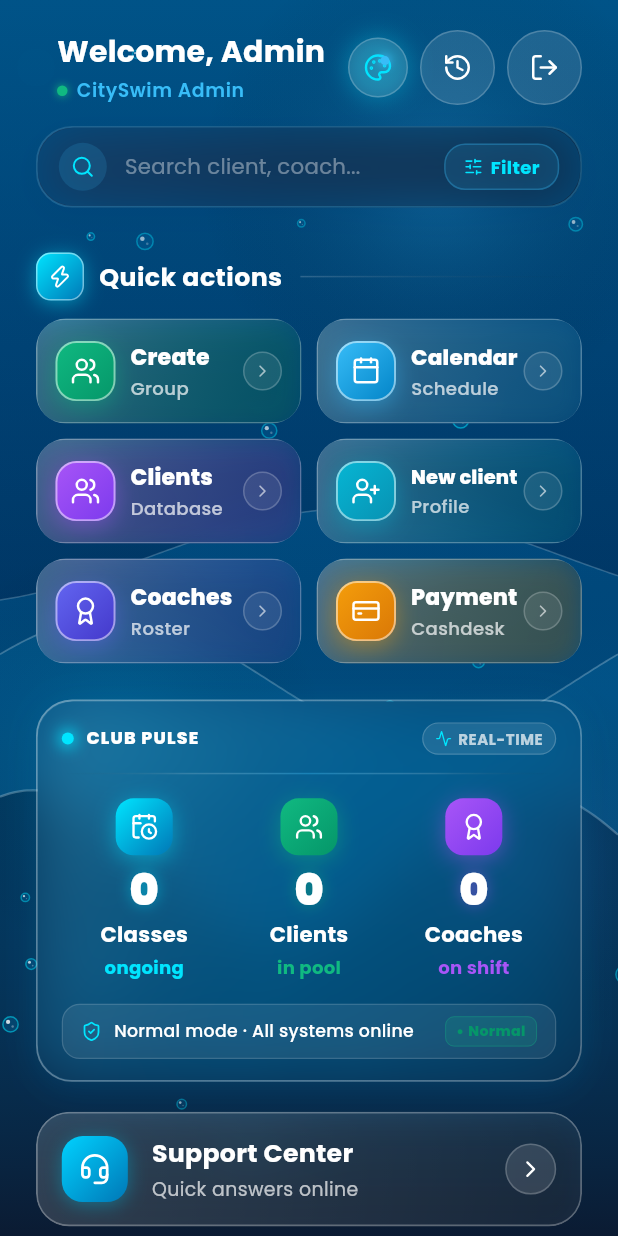
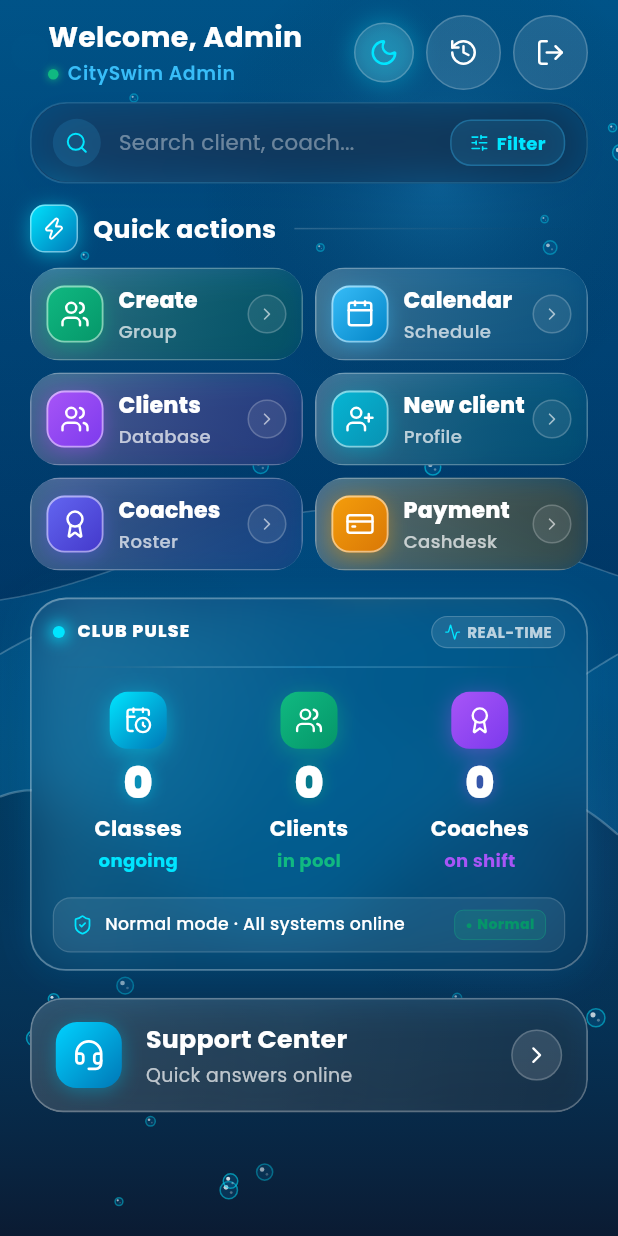
Before and after one commit to Lexor-UA/School, a Flutter app: the AdminMain screen opened by its route, on a phone screen of 412 x 824 dp. Run offline on Flutter 3.47's test engine with Material 3 defaults, Android fonts, the phone set to English and light mode, and no system bars; drawn by our look-alikes of flutter_animate; our stand-ins replace cloud_firestore, easy_localization, firebase_auth, firebase_core, flutter_riverpod, freezed_annotation and 10 more; missing offline and left inert: mobile_scanner; accounts and stored records are empty; generated files the repository leaves out were written again.

Commit message:
feat: switch to 2 oceanic themes, one-tap toggle button, relax bubble speed, and fix mobile bottom clipping (v1.0.0+67)

```diff
--- a/lib/core/theme/app_theme_provider.dart
+++ b/lib/core/theme/app_theme_provider.dart
@@ -185,7 +185,7 @@ class AppThemeConfig {
   // Preset 1: Deep Ocean Dark (The Standard Dark)
   static final AppThemeConfig darkOcean = AppThemeConfig(
     id: AppThemeMode.darkOcean,
-    title: 'Океанська ніч',
+    title: 'Океанічна ніч',
     subtitle: 'Фірмова темна тема з неоновими океанічними акцентами',
     badgeText: 'Темна',
     titleKey: 'theme_dark_ocean_title',
@@ -247,10 +247,10 @@ class AppThemeConfig {
     id: AppThemeMode.lightAzure,
     title: 'Океанічна Перлина',
     subtitle: 'Розкішний світлий дизайн з ефектом скла та живою водою.',
-    badgeText: 'Premium',
+    badgeText: 'Світла',
     titleKey: 'theme_light_pearl_title',
     subKey: 'theme_light_pearl_sub',
-    badgeKey: 'theme_badge_light1',
+    badgeKey: 'theme_badge_light',
     isDark: false,
     scaffoldBg: const Color(0xFFE0F2FE), // Very light sky blue
     bgGradient: [
@@ -303,7 +303,7 @@ class AppThemeConfig {
     previewColors: const [Color(0xFFE0F2FE), Color(0xFF0EA5E9), Color(0xFF38BDF8), Color(0xFF0F172A)],
   );
 
-  // Preset 3: Warm Silk & Champagne (Light 2 — Canva Luxury & Rose Gold)
+  // Preset 3: Warm Silk & Champagne (Light 2 — Canva Luxury & Rose Gold) - Deprecated / Fallback
   static final AppThemeConfig lightPearlCoral = AppThemeConfig(
     id: AppThemeMode.lightPearlCoral,
     title: 'Теплий шовк & Шампань',
@@ -364,7 +364,7 @@ class AppThemeConfig {
     previewColors: const [Color(0xFFFAF7F2), Color(0xFFE11D48), Color(0xFFFBBF24), Color(0xFF7C3AED)],
   );
 
-  // Preset 4: Fresh Mint & Seafoam (Light 3 — Nordic Mint & Emerald Spa)
+  // Preset 4: Fresh Mint & Seafoam (Light 3 — Nordic Mint & Emerald Spa) - Deprecated / Fallback
   static final AppThemeConfig lightMintSpa = AppThemeConfig(
     id: AppThemeMode.lightMintSpa,
     title: 'М\'ятний велнес & Смарагд',
@@ -431,17 +431,15 @@ class AppThemeConfig {
       case AppThemeMode.lightAzure:
         return lightAzure;
       case AppThemeMode.lightPearlCoral:
-        return lightPearlCoral;
       case AppThemeMode.lightMintSpa:
-        return lightMintSpa;
+        // Graceful backwards-compatible fallback for users who previously selected light 2 or 3
+        return lightAzure;
     }
   }
 
   static List<AppThemeConfig> get allPresets => [
     darkOcean,
     lightAzure,
-    lightPearlCoral,
-    lightMintSpa,
   ];
 }
 
--- a/lib/features/admin/presentation/admin_main.dart
+++ b/lib/features/admin/presentation/admin_main.dart
@@ -122,21 +122,22 @@ class _AdminMainState extends ConsumerState<AdminMain> {
           ),
 
           SafeArea(
+            bottom: false,
             child: CustomScrollView(
-              physics: const BouncingScrollPhysics(),
+              physics: const AlwaysScrollableScrollPhysics(parent: BouncingScrollPhysics()),
               slivers: [
                 _buildAppBar(context, ref, dashboardState.recentActions),
 
                 // Search Bar
                 SliverToBoxAdapter(
                   child: Padding(
-                    padding: const EdgeInsets.symmetric(horizontal: 24.0, vertical: 6.0),
+                    padding: const EdgeInsets.symmetric(horizontal: 20.0, vertical: 4.0),
                     child: _buildSearchBar().animate().fadeIn(delay: 100.ms).slideY(begin: 0.06),
                   ),
                 ),
 
                 SliverPadding(
-                  padding: const EdgeInsets.all(24.0),
+                  padding: const EdgeInsets.symmetric(horizontal: 20.0, vertical: 10.0),
                   sliver: SliverList(
                     delegate: SliverChildListDelegate([
                       // 1. Швидкі дії (3x2 ідеально збалансована сітка з 6 кнопок під пошуком)
@@ -146,9 +147,9 @@ class _AdminMainState extends ConsumerState<AdminMain> {
                         currentTheme.accentPrimary,
                         gradientColors: currentTheme.accentGradient,
                       ),
-                      const SizedBox(height: 12),
+                      const SizedBox(height: 10),
                       _buildQuickActions(context).animate().fadeIn(delay: 150.ms).slideY(begin: 0.06),
-                      const SizedBox(height: 24),
+                      const SizedBox(height: 18),
 
                       // 2. Важливі повідомлення / Неоплачені абонементи (якщо є)
                       if (dashboardState.unpaidSubscriptions > 0) ...[
@@ -160,18 +161,18 @@ class _AdminMainState extends ConsumerState<AdminMain> {
                           badgeText: '${dashboardState.unpaidSubscriptions} борж.',
                           badgeColor: const Color(0xFFF43F5E),
                         ),
-                        const SizedBox(height: 12),
+                        const SizedBox(height: 10),
                         _buildUnpaidAttentionItem(dashboardState.unpaidSubscriptions).animate().fadeIn(delay: 220.ms).slideY(begin: 0.06),
-                        const SizedBox(height: 24),
+                        const SizedBox(height: 18),
                       ],
 
                       // 3. Пульс клубу (Телеметрія активності басейну в реальному часі)
                       _buildLivePulseBar(dashboardState).animate().fadeIn(delay: 300.ms).slideY(begin: 0.06),
-                      const SizedBox(height: 20),
+                      const SizedBox(height: 18),
 
                       // 4. Центр підтримки клієнтів (швидкий перехід до чатів)
                       _buildSupportCenterCard(unreadCount).animate().fadeIn(delay: 380.ms).slideY(begin: 0.06),
-                      const SizedBox(height: 28),
+                      const SizedBox(height: 20),
 
                       // 5. Найближче заняття з аватарками учнів
                       if (dashboardState.nearestClass != null) ...[
@@ -183,12 +184,13 @@ class _AdminMainState extends ConsumerState<AdminMain> {
                           badgeText: 'admin.today'.tr(),
                           badgeColor: currentTheme.accentPrimary,
                         ),
-                        const SizedBox(height: 12),
+                        const SizedBox(height: 10),
                         _buildNearestClass(dashboardState.nearestClass!).animate().fadeIn(delay: 450.ms).slideY(begin: 0.06),
-                        const SizedBox(height: 24),
+                        const SizedBox(height: 20),
                       ],
 
-                      const SizedBox(height: 24),
+                      // Generous bottom buffer ensuring the entire screen can be scrolled comfortably above the home indicator
+                      SizedBox(height: MediaQuery.of(context).padding.bottom + 64),
                     ]),
                   ),
                 ),
@@ -326,7 +328,7 @@ class _AdminMainState extends ConsumerState<AdminMain> {
 
     return SliverToBoxAdapter(
       child: Padding(
-        padding: const EdgeInsets.fromLTRB(24, 20, 24, 8),
+        padding: const EdgeInsets.fromLTRB(20, 10, 20, 4),
         child: Row(
           mainAxisAlignment: MainAxisAlignment.spaceBetween,
           children: [
@@ -349,20 +351,23 @@ class _AdminMainState extends ConsumerState<AdminMain> {
                       radius: 26,
                     ),
                   ),
-                  const SizedBox(width: 14),
+                  const SizedBox(width: 12),
                   Expanded(
                     child: Column(
                       crossAxisAlignment: CrossAxisAlignment.start,
                       children: [
-                        Text(
-                          '${'admin.hello'.tr()}, ${user?.name ?? "Admin"}',
-                          style: TextStyle(
-                            color: currentTheme.textPrimary,
-                            fontSize: 19,
-                            fontWeight: FontWeight.bold,
-                            letterSpacing: 0.2,
-                          ),
-                          overflow: TextOverflow.ellipsis,
+                        FittedBox(
+                          fit: BoxFit.scaleDown,
+                          alignment: Alignment.centerLeft,
+                          child: Text(
+                            '${'admin.hello'.tr()}, ${user?.name ?? "Admin"}',
+                            style: TextStyle(
+                              color: currentTheme.textPrimary,
+                              fontSize: 18,
+                              fontWeight: FontWeight.bold,
+                              letterSpacing: 0.2,
+                            ),
+                          ),
                         ),
                         const SizedBox(height: 2),
                         Row(
@@ -729,7 +734,7 @@ class _AdminMainState extends ConsumerState<AdminMain> {
         child: BackdropFilter(
           filter: ImageFilter.blur(sigmaX: 18, sigmaY: 18),
           child: Padding(
-            padding: const EdgeInsets.symmetric(horizontal: 16, vertical: 14),
+            padding: const EdgeInsets.symmetric(horizontal: 14, vertical: 11),
             child: Column(
               mainAxisSize: MainAxisSize.min,
               children: [
@@ -1381,7 +1386,7 @@ class _AdminMainState extends ConsumerState<AdminMain> {
         splashColor: const Color(0xFFF43F5E).withValues(alpha: 0.15),
         highlightColor: const Color(0xFFF43F5E).withValues(alpha: 0.08),
         child: Container(
-          padding: const EdgeInsets.symmetric(horizontal: 16, vertical: 14),
+          padding: const EdgeInsets.symmetric(horizontal: 14, vertical: 10),
           decoration: BoxDecoration(
             gradient: isDark
                 ? LinearGradient(
@@ -1428,15 +1433,15 @@ class _AdminMainState extends ConsumerState<AdminMain> {
           child: Row(
             children: [
               Container(
-                width: 44,
-                height: 44,
+                width: 38,
+                height: 38,
                 decoration: BoxDecoration(
                   gradient: const LinearGradient(
                     colors: [Color(0xFFF43F5E), Color(0xFFE11D48)],
                     begin: Alignment.topLeft,
                     end: Alignment.bottomRight,
                   ),
-                  borderRadius: BorderRadius.circular(13),
+                  borderRadius: BorderRadius.circular(12),
                   border: Border.all(
                     color: Colors.white.withValues(alpha: 0.40),
                     width: 1.2,
@@ -1450,7 +1455,7 @@ class _AdminMainState extends ConsumerState<AdminMain> {
                   ],
                 ),
                 child: const Center(
-                  child: Icon(LucideIcons.creditCard, color: Colors.white, size: 20),
+                  child: Icon(LucideIcons.creditCard, color: Colors.white, size: 18),
                 ),
               ),
               const SizedBox(width: 14),
@@ -1540,7 +1545,7 @@ class _AdminMainState extends ConsumerState<AdminMain> {
       builder: (context, constraints) {
         final isWide = constraints.maxWidth > 620;
         final columns = isWide ? 3 : 2;
-        const spacing = 10.0;
+        const spacing = 8.0;
         final itemWidth = (constraints.maxWidth - (spacing * (columns - 1))) / columns;
 
         return Wrap(
@@ -2445,7 +2450,7 @@ class _InteractiveActionCardState extends ConsumerState<_InteractiveActionCard>
                     highlightColor: widget.accentColor.withValues(alpha: isDark ? 0.12 : 0.08),
                     child: AnimatedContainer(
                       duration: const Duration(milliseconds: 180),
-                      padding: const EdgeInsets.symmetric(horizontal: 12, vertical: 14),
+                      padding: const EdgeInsets.symmetric(horizontal: 10, vertical: 10),
                       decoration: BoxDecoration(
                         gradient: isDark
                             ? LinearGradient(
@@ -2510,24 +2515,24 @@ class _InteractiveActionCardState extends ConsumerState<_InteractiveActionCard>
                         children: [
                           // Vibrant Glowing Jewel Emblem — 3D gemstone badge
                           Container(
-                            width: isDark ? 40 : 44,
-                            height: isDark ? 40 : 44,
+                            width: 38,
+                            height: 38,
                             decoration: BoxDecoration(
                               gradient: LinearGradient(
                                 begin: Alignment.topLeft,
                                 end: Alignment.bottomRight,
                                 colors: effectiveGradient,
                               ),
-                              borderRadius: BorderRadius.circular(14),
+                              borderRadius: BorderRadius.circular(12),
                               border: Border.all(
                                 color: Colors.white.withValues(alpha: isDark ? 0.50 : 0.65),
-                                width: 1.3,
+                                width: 1.2,
                               ),
                               boxShadow: [
                                 BoxShadow(
                                   color: effectiveGradient.first.withValues(alpha: _isHovered ? 0.65 : (isDark ? 0.42 : 0.36)),
-                                  blurRadius: _isHovered ? 18 : (isDark ? 12 : 10),
-                                  offset: Offset(0, isDark ? 4 : 3),
+                                  blurRadius: _isHovered ? 16 : (isDark ? 10 : 8),
+                                  offset: Offset(0, isDark ? 3 : 2),
                                 ),
                                 if (!isDark)
                                   BoxShadow(
--- a/lib/shared/widgets/theme_header_button.dart
+++ b/lib/shared/widgets/theme_header_button.dart
@@ -3,7 +3,6 @@ import 'package:flutter/services.dart';
 import 'package:flutter_riverpod/flutter_riverpod.dart';
 import 'package:lucide_icons_flutter/lucide_icons.dart';
 import 'package:swimming_school_app/core/theme/app_theme_provider.dart';
-import 'package:swimming_school_app/shared/widgets/theme_switcher_sheet.dart';
 
 class ThemeHeaderButton extends ConsumerStatefulWidget {
   final double size;
@@ -45,14 +44,16 @@ class _ThemeHeaderButtonState extends ConsumerState<ThemeHeaderButton>
       cursor: SystemMouseCursors.click,
       child: GestureDetector(
         onTapDown: (_) => setState(() => _isPressed = true),
-        onTapUp: (_) {
+        onTapUp: (_) async {
           setState(() => _isPressed = false);
-          HapticFeedback.lightImpact();
-          ThemeSwitcherSheet.show(context);
+          HapticFeedback.mediumImpact();
+          // Instant direct toggle between Oceanic Night (dark) and Oceanic Pearl (light)
+          final nextMode = isDark ? AppThemeMode.lightAzure : AppThemeMode.darkOcean;
+          await ref.read(appThemeControllerProvider.notifier).setTheme(nextMode);
         },
         onTapCancel: () => setState(() => _isPressed = false),
         child: AnimatedScale(
-          scale: _isPressed ? 0.90 : (_isHovered ? 1.08 : 1.0),
+          scale: _isPressed ? 0.88 : (_isHovered ? 1.08 : 1.0),
           duration: const Duration(milliseconds: 180),
           curve: Curves.easeOutBack,
           child: AnimatedBuilder(
@@ -91,36 +92,25 @@ class _ThemeHeaderButtonState extends ConsumerState<ThemeHeaderButton>
                         ],
                 ),
                 child: Center(
-                  child: Stack(
-                    alignment: Alignment.center,
-                    children: [
-                      // Palette Icon with vibrant theme accent
-                      Icon(
-                        LucideIcons.palette,
-                        color: currentTheme.accentPrimary,
-                        size: widget.size * 0.48,
-                      ),
-                      // Micro jewel shine dot in corner of the button
-                      Positioned(
-                        top: 2,
-                        right: 2,
-                        child: Container(
-                          width: 6,
-                          height: 6,
-                          decoration: BoxDecoration(
-                            color: currentTheme.accentSecondary,
-                            shape: BoxShape.circle,
-                            boxShadow: [
-                              BoxShadow(
-                                color: currentTheme.accentSecondary.withValues(alpha: 0.8),
-                                blurRadius: 4,
-                                spreadRadius: 1,
-                              ),
-                            ],
-                          ),
+                  child: AnimatedSwitcher(
+                    duration: const Duration(milliseconds: 320),
+                    transitionBuilder: (child, animation) {
+                      return RotationTransition(
+                        turns: child.key == const ValueKey('moon')
+                            ? Tween<double>(begin: -0.20, end: 0.0).animate(animation)
+                            : Tween<double>(begin: 0.20, end: 0.0).animate(animation),
+                        child: ScaleTransition(
+                          scale: animation,
+                          child: child,
                         ),
-                      ),
-                    ],
+                      );
+                    },
+                    child: Icon(
+                      isDark ? LucideIcons.moon : LucideIcons.sun,
+                      key: ValueKey(isDark ? 'moon' : 'sun'),
+                      color: isDark ? currentTheme.accentPrimary : const Color(0xFF0284C7),
+                      size: widget.size * 0.50,
+                    ),
                   ),
                 ),
               );
--- a/lib/shared/widgets/water_particles.dart
+++ b/lib/shared/widgets/water_particles.dart
@@ -27,10 +27,10 @@ class _WaterParticlesState extends ConsumerState<WaterParticles> with SingleTick
 
     _controller.addListener(() {
       for (var particle in _particles) {
-        // Move particle up
+        // Move particle up slowly and smoothly
         particle.y -= particle.speed;
-        // Sway left and right with natural buoyancy
-        particle.x += math.sin(particle.y * 0.04 + particle.seed) * 0.35;
+        // Gentle, relaxing lateral sway
+        particle.x += math.sin(particle.y * 0.03 + particle.seed) * 0.12;
 
         // Reset if it goes off screen top
         if (particle.y < -12) {
@@ -50,7 +50,7 @@ class _WaterParticlesState extends ConsumerState<WaterParticles> with SingleTick
       x: _random.nextDouble() * 100, // percentage width
       y: initial ? _random.nextDouble() * 100 : 110 + _random.nextDouble() * 10,
       size: _random.nextDouble() * 4.5 + 2.0, // 2 to 6.5 radius for visible presence
-      speed: _random.nextDouble() * 0.22 + 0.08,
+      speed: _random.nextDouble() * 0.045 + 0.025, // Calm, smooth floating speed (approx 5x slower)
       seed: _random.nextDouble() * math.pi * 2,
       alpha: _random.nextDouble() * 0.35 + 0.65, // Opacity variation
     );
@@ -113,21 +113,11 @@ class _ParticlePainter extends CustomPainter {
       rimColor = const Color(0xFF00E5FF).withValues(alpha: 0.55);
       bodyColor = const Color(0xFF0284C7).withValues(alpha: 0.22);
       highlightColor = Colors.white.withValues(alpha: 0.90);
-    } else if (theme.id == AppThemeMode.lightPearlCoral) {
-      // Warm Silk & Champagne: Effervescent golden pearl / rose-gold fizz
-      rimColor = const Color(0xFFD97706).withValues(alpha: 0.48);
-      bodyColor = const Color(0xFFFDE68A).withValues(alpha: 0.28);
-      highlightColor = Colors.white.withValues(alpha: 0.95);
-    } else if (theme.id == AppThemeMode.lightAzure) {
-      // Ocean Pearl: Crystal azure and sky blue water bubbles
+    } else {
+      // Ocean Pearl (Light): Crystal azure and sky blue water bubbles
       rimColor = const Color(0xFF0284C7).withValues(alpha: 0.45);
       bodyColor = const Color(0xFF38BDF8).withValues(alpha: 0.24);
       highlightColor = Colors.white.withValues(alpha: 0.95);
-    } else {
-      // Nordic Mint & others
-      rimColor = theme.accentPrimary.withValues(alpha: 0.45);
-      bodyColor = theme.accentSecondary.withValues(alpha: 0.22);
-      highlightColor = Colors.white.withValues(alpha: 0.90);
     }
 
     final bodyPaint = Paint()..style = PaintingStyle.fill;
--- a/pubspec.yaml
+++ b/pubspec.yaml
@@ -16,7 +16,7 @@ publish_to: 'none' # Remove this line if you wish to publish to pub.dev
 # https://developer.apple.com/library/archive/documentation/General/Reference/InfoPlistKeyReference/Articles/CoreFoundationKeys.html
 # In Windows, build-name is used as the major, minor, and patch parts
 # of the product and file versions while build-number is used as the build suffix.
-version: 1.0.0+66
+version: 1.0.0+67
 
 environment:
   sdk: ^3.12.2
```
Also changed, not shown: assets/translations/de.json (+8 -11 lines), assets/translations/en.json (+7 -10 lines), assets/translations/ru.json (+8 -11 lines), assets/translations/uk.json (+8 -11 lines), lib/shared/widgets/theme_switcher_sheet.dart (+6 -11 lines).
